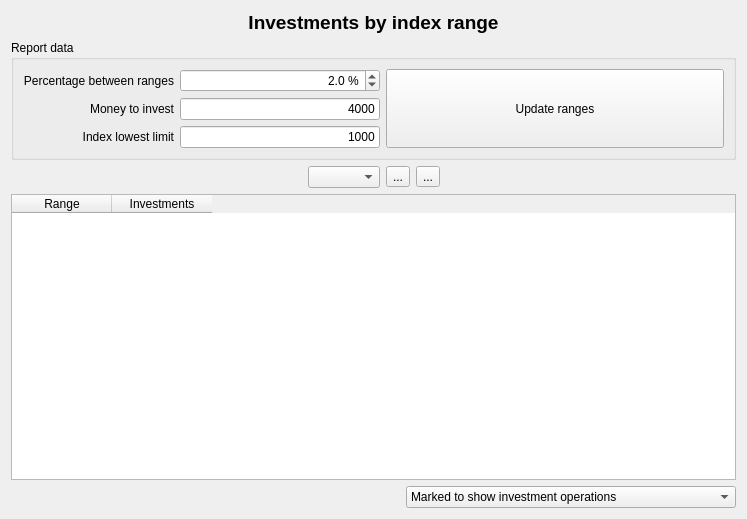
The window that ui/wdgIndexRange.ui (turulomio/xulpymoney) describes before a commit, drawn with Qt 5.
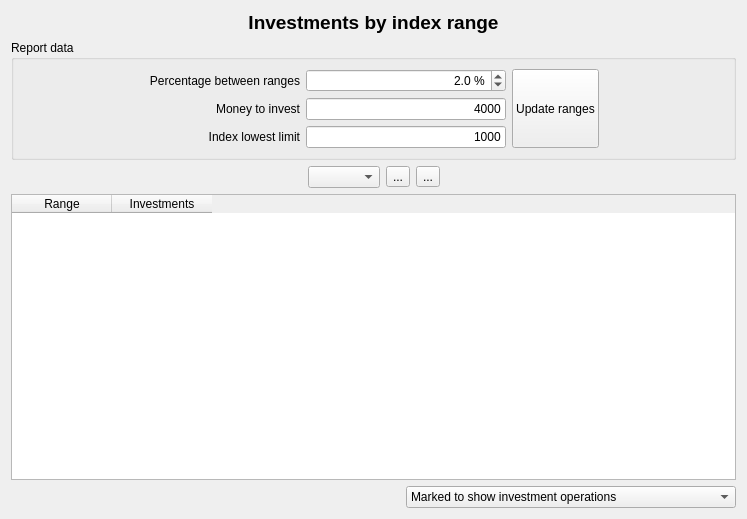
The same window after the commit. Icons and pictures are not drawn. Custom widgets are drawn as their Qt base class.

```diff
--- a/ui/wdgIndexRange.ui
+++ b/ui/wdgIndexRange.ui
@@ -44,6 +44,19 @@
        <layout class="QHBoxLayout" name="horizontalLayout_7">
         <item>
          <layout class="QHBoxLayout" name="horizontalLayout_5">
+          <item>
+           <spacer name="horizontalSpacer_4">
+            <property name="orientation">
+             <enum>Qt::Horizontal</enum>
+            </property>
+            <property name="sizeHint" stdset="0">
+             <size>
+              <width>40</width>
+              <height>20</height>
+             </size>
+            </property>
+           </spacer>
+          </item>
           <item>
            <layout class="QVBoxLayout" name="verticalLayout">
             <item>
@@ -182,6 +195,19 @@
             </item>
            </layout>
           </item>
+          <item>
+           <spacer name="horizontalSpacer_3">
+            <property name="orientation">
+             <enum>Qt::Horizontal</enum>
+            </property>
+            <property name="sizeHint" stdset="0">
+             <size>
+              <width>40</width>
+              <height>20</height>
+             </size>
+            </property>
+           </spacer>
+          </item>
          </layout>
         </item>
        </layout>
```
